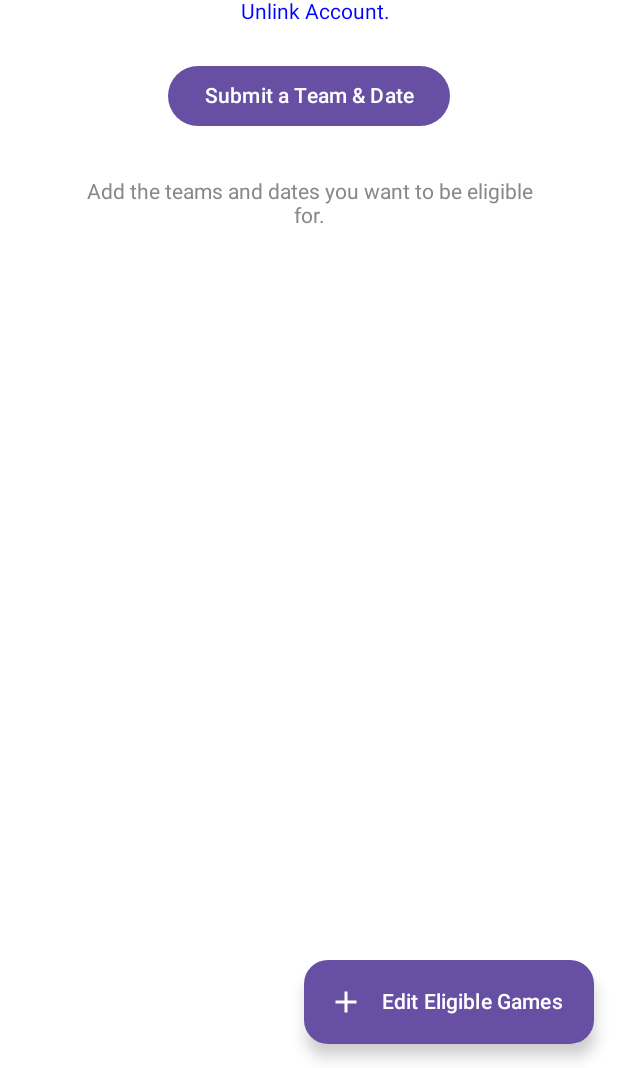
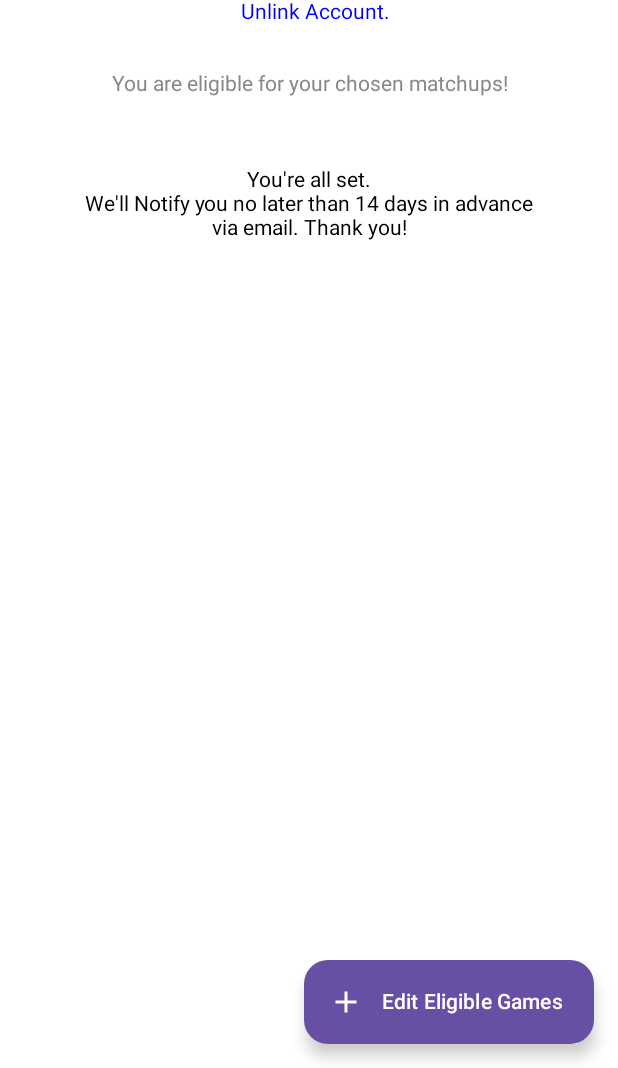
Before and after one commit to jjamieson-MLB/projectix, an Android app built with Jetpack Compose: the screen it shows after launch (MainActivity), after a tap on "Authorize Account Linking", on a phone screen of 412 x 824 dp, the part 168-1236 px from its top. Run offline under Robolectric (Android 15) with nearby library versions, the phone set to English and light mode, and no system bars; our stand-ins replace Compose Multiplatform resources; 2 statements that could not run were skipped; 3 other taps on this screen came first.

Commit message:
ui improvements, matchup selection, better messaging, new icons

```diff
--- a/shared/src/androidMain/kotlin/main.android.kt
+++ b/shared/src/androidMain/kotlin/main.android.kt
@@ -5,4 +5,4 @@ import com.mlb.ballpark.projectix.common.presentation.RootContent
 
 @Composable
 fun MainView() =
-    RootContent(Modifier.fillMaxSize(), listOf(), listOf(), {}, {}, {}, listOf())
+    RootContent(Modifier.fillMaxSize(), listOf(), {}, {}, listOf())
--- a/shared/src/commonMain/kotlin/com/mlb/ballpark/projectix/common/presentation/RootContent.kt
+++ b/shared/src/commonMain/kotlin/com/mlb/ballpark/projectix/common/presentation/RootContent.kt
@@ -2,8 +2,10 @@ package com.mlb.ballpark.projectix.common.presentation
 
 import androidx.compose.runtime.Composable
 import androidx.compose.runtime.MutableState
+import androidx.compose.runtime.getValue
 import androidx.compose.runtime.mutableStateOf
 import androidx.compose.runtime.remember
+import androidx.compose.runtime.setValue
 import androidx.compose.ui.Modifier
 import com.mlb.ballpark.projectix.common.presentation.accountAuth.AccountAuthorization
 import com.mlb.ballpark.projectix.common.presentation.accountPicker.AccountPicker
@@ -18,16 +20,17 @@ import com.mlb.ballpark.projectix.common.presentation.teamPicker.TeamPicker
 fun RootContent(
     modifier: Modifier = Modifier,
     projecTixMatchups: List<ProjecTixMatchup>,
-    chosenDates: List<Pair<String, String>>,
+//    chosenDates: List<Pair<String, String>>,
     onTeamSelected: (String) -> Unit,
     onExitProjecTix: () -> Unit,
-    onRemoveDate: (Pair<String, String>) -> Unit,
+//    onRemoveDate: (Pair<String, String>) -> Unit,
     teams: List<String>,
 ) {
     val model = remember { RootStore() }
     val state = model.state
     val screenState: MutableState<Pair<Screen, Any?>> =
         remember { mutableStateOf(Pair(Screen.LINKED_ACCOUNTS, null)) }
+    var matchupsSelected: List<ProjecTixMatchup> by remember { mutableStateOf(listOf()) }
     when (screenState.value.first) {
         Screen.LINKED_ACCOUNTS -> {
             AccountsList(
@@ -41,9 +44,9 @@ fun RootContent(
                 },
                 onRemoveAccount = { model.removeAccount(it) },
                 onExitProjecTix = onExitProjecTix,
-                onShowDatePicker = onTeamSelected,
-                chosenDates = chosenDates,
-                onRemoveDate = onRemoveDate,
+//                onShowDatePicker = onTeamSelected,
+//                chosenDates = chosenDates,
+//                onRemoveDate = onRemoveDate,
                 teams = teams,
             )
         }
@@ -84,6 +87,10 @@ fun RootContent(
                 onGoToAccountsList = {
                     screenState.goToAccountsList()
                 },
+                onMatchupsSelected = {
+                    matchupsSelected = it
+                    screenState.goToAccountsList()
+                },
             )
         }
 
--- a/shared/src/commonMain/kotlin/com/mlb/ballpark/projectix/common/presentation/accountPicker/AccountSelectionMenu.kt
+++ b/shared/src/commonMain/kotlin/com/mlb/ballpark/projectix/common/presentation/accountPicker/AccountSelectionMenu.kt
@@ -34,6 +34,7 @@ internal fun AccountSelectionMenu(
                 AccountCard(
                     accountType = AccountType.SPORTS_CONNECT,
                     accountName = "Sports Connect",
+                    accountIcon = "sports_connect_logo.png",
                     onOptionSelect = onOptionSelect,
                 )
             }
@@ -41,6 +42,7 @@ internal fun AccountSelectionMenu(
                 AccountCard(
                     accountType = AccountType.SPORTS_ENGINE,
                     accountName = "Sports Engine",
+                    accountIcon = "sports_engine_logo.png",
                     onOptionSelect = onOptionSelect,
                 )
             }
@@ -48,6 +50,7 @@ internal fun AccountSelectionMenu(
                 AccountCard(
                     accountType = AccountType.LEAGUE_APPS,
                     accountName = "League Apps",
+                    accountIcon = "league_apps_logo.png",
                     onOptionSelect = onOptionSelect,
                 )
             }
@@ -55,6 +58,7 @@ internal fun AccountSelectionMenu(
                 AccountCard(
                     accountType = AccountType.GAME_CHANGER,
                     accountName = "GameChanger",
+                    accountIcon = "game_changer_logo.png",
                     onOptionSelect = onOptionSelect,
                 )
             }
--- a/shared/src/commonMain/kotlin/com/mlb/ballpark/projectix/common/presentation/accountsList/AccountsList.kt
+++ b/shared/src/commonMain/kotlin/com/mlb/ballpark/projectix/common/presentation/accountsList/AccountsList.kt
@@ -5,19 +5,16 @@ import androidx.compose.foundation.clickable
 import androidx.compose.foundation.layout.Box
 import androidx.compose.foundation.layout.Column
 import androidx.compose.foundation.layout.Row
-import androidx.compose.foundation.layout.Spacer
 import androidx.compose.foundation.layout.fillMaxSize
 import androidx.compose.foundation.layout.fillMaxWidth
 import androidx.compose.foundation.layout.offset
 import androidx.compose.foundation.layout.padding
 import androidx.compose.foundation.layout.wrapContentSize
 import androidx.compose.foundation.lazy.LazyColumn
-import androidx.compose.foundation.lazy.items
 import androidx.compose.foundation.lazy.rememberLazyListState
 import androidx.compose.material.icons.Icons
 import androidx.compose.material.icons.filled.Add
 import androidx.compose.material.icons.rounded.Close
-import androidx.compose.material.icons.rounded.Delete
 import androidx.compose.material.icons.rounded.Person
 import androidx.compose.material3.Button
 import androidx.compose.material3.ExtendedFloatingActionButton
@@ -33,7 +30,6 @@ import androidx.compose.runtime.setValue
 import androidx.compose.ui.Alignment
 import androidx.compose.ui.Modifier
 import androidx.compose.ui.graphics.Color
-import androidx.compose.ui.text.font.FontWeight
 import androidx.compose.ui.text.style.TextAlign
 import androidx.compose.ui.unit.dp
 import com.mlb.ballpark.projectix.common.presentation.models.Account
@@ -50,9 +46,6 @@ internal fun AccountsList(
     onGoToMatchupSelection: () -> Unit,
     onRemoveAccount: (Account) -> Unit,
     onExitProjecTix: () -> Unit,
-    onShowDatePicker: (String) -> Unit,
-    chosenDates: List<Pair<String, String>>, // todo: hacked in
-    onRemoveDate: (Pair<String, String>) -> Unit, // todo: hacked in
     teams: List<String>, // todo: move this internal
 ) {
     var showTeamPicker by remember { mutableStateOf(false) }
@@ -149,65 +142,68 @@ internal fun AccountsList(
                         .offset(y = (-32).dp),
                     state = listState,
                 ) {
-                    item {
-                        Box(
-                            modifier = Modifier
-                                .fillMaxWidth()
-                                .padding(top = 24.dp, bottom = 16.dp),
-                        ) {
-                            Button(
-                                modifier = Modifier
-                                    .align(Alignment.Center),
-                                onClick = { showTeamPicker = true },
-                            ) {
-                                Text(
-                                    text = "Submit a Team & Date",
-                                    textAlign = TextAlign.Center,
-                                )
-                            }
-                        }
-                    }
+//                    item {
+//                        Box(
+//                            modifier = Modifier
+//                                .fillMaxWidth()
+//                                .padding(top = 24.dp, bottom = 16.dp),
+//                        ) {
+//                            Button(
+//                                modifier = Modifier
+//                                    .align(Alignment.Center),
+//                                onClick = { showTeamPicker = true },
+//                            ) {
+//                                Text(
+//                                    text = "Submit a Team & Date",
+//                                    textAlign = TextAlign.Center,
+//                                )
+//                            }
+//                        }
+//                    }
 
                     item {
-                        val text = if (chosenDates.isNotEmpty()) {
-                            "You are eligible for the shown teams and dates."
-                        } else {
-                            "Add the teams and dates you want to be eligible for."
-                        }
                         Text(
                             modifier = Modifier
                                 .fillMaxWidth()
-                                .padding(horizontal = 32.dp, vertical = 16.dp)
+                                .padding(32.dp)
                                 .align(Alignment.CenterHorizontally),
-                            text = text,
+                            text = "You are eligible for your chosen matchups!",
                             color = Color.Gray,
                             textAlign = TextAlign.Center,
                         )
                     }
 
-                    items(chosenDates.sortedBy { it.first }) { chosenDate ->
-                        Row(
-                            modifier = Modifier.padding(horizontal = 16.dp),
-                            verticalAlignment = Alignment.CenterVertically,
-                        ) {
-                            Column {
-                                Text(
-                                    text = chosenDate.first,
-                                    fontWeight = FontWeight.Bold,
-                                )
-                                Text(text = chosenDate.second)
-                            }
-                            Spacer(modifier = Modifier.weight(1F))
-                            IconButton(
-                                onClick = { onRemoveDate(chosenDate) },
-                            ) {
-                                Icon(
-                                    imageVector = Icons.Rounded.Delete,
-                                    contentDescription = "Remove Account from ProjecTix",
-                                )
-                            }
-                        }
+                    item {
+                        Text(
+                            modifier = Modifier.padding(horizontal = 32.dp, vertical = 16.dp),
+                            text = "You're all set.\nWe'll Notify you no later than 14 days in advance via email. Thank you!",
+                            textAlign = TextAlign.Center,
+                        )
                     }
+
+//                    items(chosenDates.sortedBy { it.first }) { chosenDate ->
+//                        Row(
+//                            modifier = Modifier.padding(horizontal = 16.dp),
+//                            verticalAlignment = Alignment.CenterVertically,
+//                        ) {
+//                            Column {
+//                                Text(
+//                                    text = chosenDate.first,
+//                                    fontWeight = FontWeight.Bold,
+//                                )
+//                                Text(text = chosenDate.second)
+//                            }
+//                            Spacer(modifier = Modifier.weight(1F))
+//                            IconButton(
+//                                onClick = { onRemoveDate(chosenDate) },
+//                            ) {
+//                                Icon(
+//                                    imageVector = Icons.Rounded.Delete,
+//                                    contentDescription = "Remove Account from ProjecTix",
+//                                )
+//                            }
+//                        }
+//                    }
                 }
             }
         }
@@ -237,7 +233,7 @@ internal fun AccountsList(
                 teams = teams,
                 onGoToMatchupSelection = {
                     showTeamPicker = false
-                    onShowDatePicker(it)
+//                    onShowDatePicker(it)
                 },
                 onExitProjecTix = onExitProjecTix,
             )
--- a/shared/src/commonMain/kotlin/com/mlb/ballpark/projectix/common/presentation/models/Account.kt
+++ b/shared/src/commonMain/kotlin/com/mlb/ballpark/projectix/common/presentation/models/Account.kt
@@ -2,4 +2,5 @@ package com.mlb.ballpark.projectix.common.presentation.models
 
 internal data class Account(
     val accountType: AccountType,
+    val accountIcon: String,
 )
--- a/shared/src/commonMain/kotlin/com/mlb/ballpark/projectix/common/presentation/models/ProjecTixMatchup.kt
+++ b/shared/src/commonMain/kotlin/com/mlb/ballpark/projectix/common/presentation/models/ProjecTixMatchup.kt
@@ -27,4 +27,6 @@ data class ProjecTixMatchup(
     val mVenueCity: String? = null,
 
     val mVenueName: String? = null,
+
+    var selected: Boolean = false,
 )
```
Also changed, not shown: shared/src/commonMain/kotlin/com/mlb/ballpark/projectix/common/presentation/accountAuth/AccountAuthorization.kt (+26 -3 lines), shared/src/commonMain/kotlin/com/mlb/ballpark/projectix/common/presentation/accountPicker/AccountCard.kt (+13 -6 lines), shared/src/commonMain/kotlin/com/mlb/ballpark/projectix/common/presentation/matchupSelections/MatchupCard.kt (+48 -8 lines), shared/src/commonMain/kotlin/com/mlb/ballpark/projectix/common/presentation/matchupSelections/MatchupSelections.kt (+34 -3 lines), shared/src/commonMain/resources/game_changer_logo.png (added), shared/src/commonMain/resources/league_apps_logo.png (added), shared/src/commonMain/resources/sports_connect_logo.png (added), shared/src/commonMain/resources/sports_engine_logo.png (added), 2 other files.
